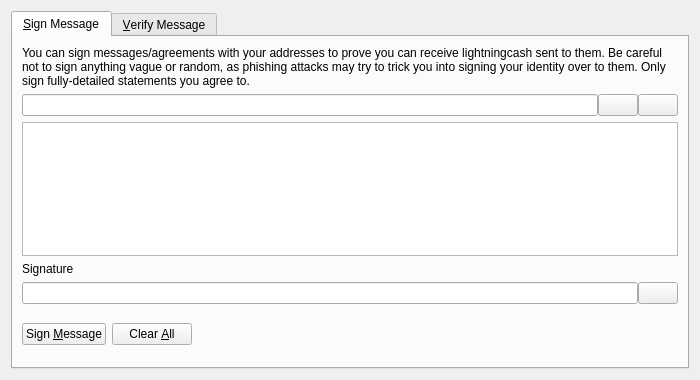
Old version of the form src/qt/forms/signverifymessagedialog.ui in the repository MerlinMagic2018/Lightning-Cash.
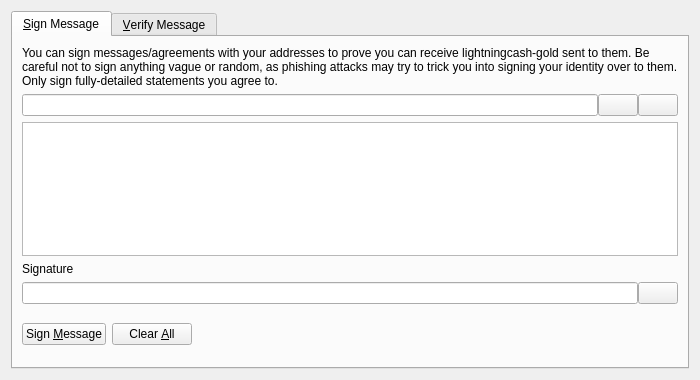
New version of the form. Icons and pictures are not drawn. Custom widgets are drawn as their Qt base class.

Commit message: LightningCash Gold first commit

What changed in the file:
```diff
--- a/src/qt/forms/signverifymessagedialog.ui
+++ b/src/qt/forms/signverifymessagedialog.ui
@@ -30,7 +30,7 @@
        <item>
         <widget class="QLabel" name="infoLabel_SM">
          <property name="text">
-          <string>You can sign messages/agreements with your addresses to prove you can receive lightningcash sent to them. Be careful not to sign anything vague or random, as phishing attacks may try to trick you into signing your identity over to them. Only sign fully-detailed statements you agree to.</string>
+          <string>You can sign messages/agreements with your addresses to prove you can receive lightningcash-gold sent to them. Be careful not to sign anything vague or random, as phishing attacks may try to trick you into signing your identity over to them. Only sign fully-detailed statements you agree to.</string>
          </property>
          <property name="textFormat">
           <enum>Qt::PlainText</enum>
```
Left out of the diff: 8 changed lines with no effect on the pictures. The commit also changes 222 other files.
